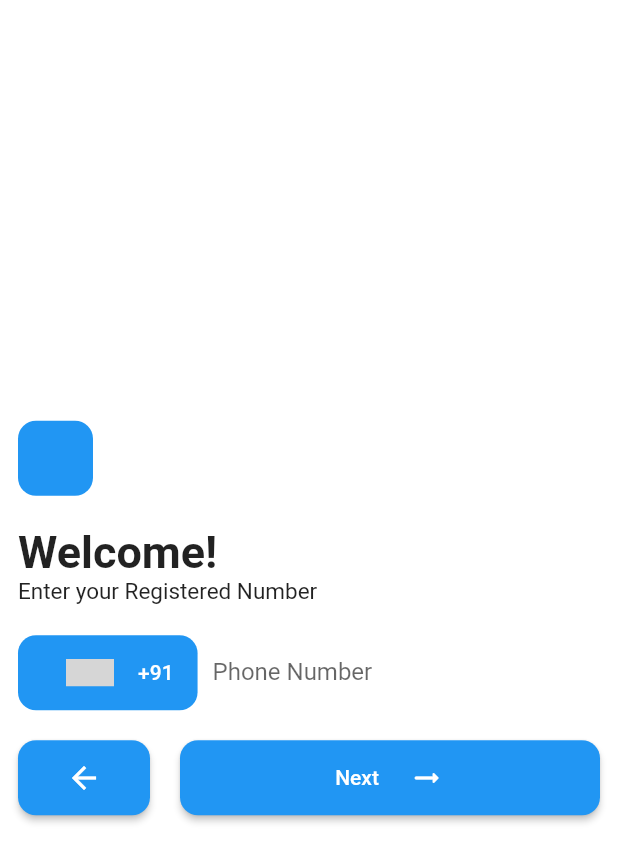
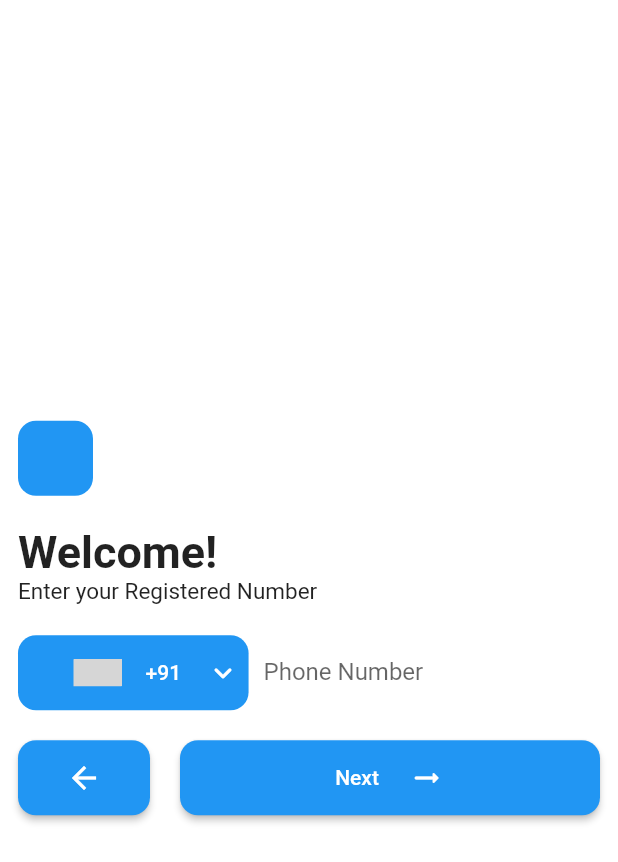
Before and after one commit to Sadique-Ilyas/School-App-Project, a Flutter app: the screen it shows after launch, on a phone screen of 412 x 824 dp. Shown: the top 862 px of the screen. Run offline on Flutter 3.47's test engine with Material 2 defaults, Android fonts, the phone set to English and light mode, and no system bars; drawn by our look-alikes of country_code_picker; our stand-ins replace fluttertoast, get, pin_code_fields; grey boxes are pictures that could not be loaded.

Commit message:
School App UI Completed

```diff
--- a/lib/Layouts/Login Page.dart
+++ b/lib/Layouts/Login Page.dart
@@ -51,12 +51,16 @@ class _LoginPageState extends State<LoginPage> {
             Row(
               children: [
                 Container(
+                  padding: EdgeInsets.only(left: 5, right: 5),
                   height: height,
                   decoration: BoxDecoration(
                       color: Colors.blue,
                       borderRadius:
                           BorderRadius.all(Radius.circular(borderRadius))),
-                  child: CountryCodePicker(
+                  child: Row(
+                    mainAxisSize: MainAxisSize.min,
+                    children: [
+                      CountryCodePicker(
                         onChanged: _onCountryChange,
                         // Initial selection and favorite can be one of code ('IT') OR dial_code('+39')
                         initialSelection: 'IN',
@@ -71,6 +75,12 @@ class _LoginPageState extends State<LoginPage> {
                         searchDecoration: InputDecoration(
                           hintText: "Search by Country Code",
                         ),
+                      ),
+                      Icon(
+                        Icons.keyboard_arrow_down_rounded,
+                        color: Colors.white,
+                      )
+                    ],
                   ),
                 ),
                 Flexible(
--- a/lib/Widgets/Home Page Widgets.dart
+++ b/lib/Widgets/Home Page Widgets.dart
@@ -138,7 +138,8 @@ class HomePageWidgets {
                   ),
                   InkWell(
                       onTap: () {
-                        Get.to(() => MyAccountPage());
+                        Get.to(() => MyAccountPage(),
+                            transition: Transition.rightToLeft);
                       },
                       child: Icon(Icons.person_outline))
                 ],
```
Lines whose indentation alone changed are shown as unchanged.
